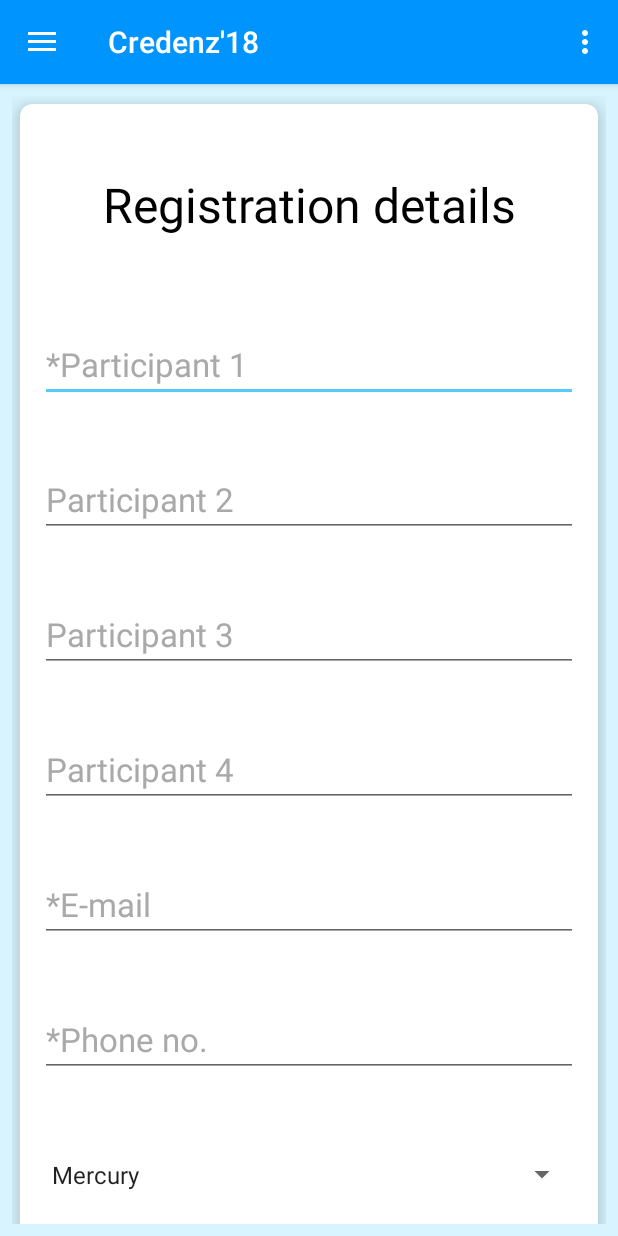
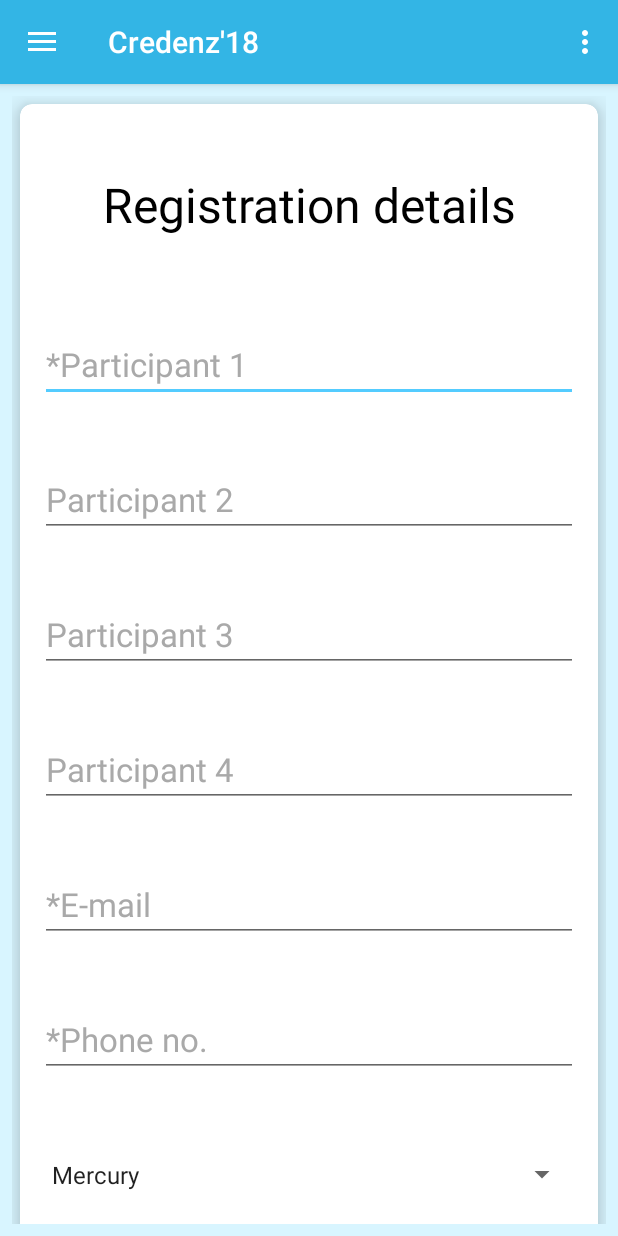
Before and after one commit to aniket2098/CREDENZ-18, an Android app: the screen it shows after launch (MainActivity), on a phone screen of 412 x 824 dp. Run offline under Robolectric (Android 15) with nearby library versions, the phone set to English and light mode, and no system bars.

Commit message:
ui changes

```diff
--- a/app/build.gradle
+++ b/app/build.gradle
@@ -25,6 +25,7 @@ dependencies {
     implementation 'androidx.constraintlayout:constraintlayout:1.1.0'
     implementation "com.google.zxing:core:3.3.0"
     implementation 'com.google.zxing:javase:3.3.0'
+    implementation 'androidx.legacy:legacy-support-v4:1.0.0-alpha1'
     testImplementation 'junit:junit:4.12'
     androidTestImplementation 'androidx.test:runner:1.1.0-alpha3'
     androidTestImplementation 'androidx.test.espresso:espresso-core:3.1.0-alpha3'
--- a/app/src/main/AndroidManifest.xml
+++ b/app/src/main/AndroidManifest.xml
@@ -34,6 +34,7 @@
             android:noHistory="true"
             android:theme="@style/AppTheme" />
         <activity android:name=".Details"></activity>
+
     </application>
 
 </manifest>
--- a/app/src/main/java/com/example/admin/credenz18/MainActivity.java
+++ b/app/src/main/java/com/example/admin/credenz18/MainActivity.java
@@ -17,6 +17,7 @@ import androidx.appcompat.widget.Toolbar;
 
 import android.view.Menu;
 import android.view.MenuItem;
+import android.widget.AdapterView;
 import android.widget.ArrayAdapter;
 import android.widget.Button;
 import android.widget.EditText;
@@ -50,6 +51,8 @@ public class MainActivity extends AppCompatActivity
         adapter.setDropDownViewResource(android.R.layout.simple_spinner_dropdown_item);
 // Apply the adapter to the spinner
         spinner.setAdapter(adapter);
+
+
 
         final EditText name=findViewById(R.id.name);
         final EditText name2=findViewById(R.id.name2);
--- a/app/src/main/res/layout/content_main.xml
+++ b/app/src/main/res/layout/content_main.xml
@@ -203,6 +203,22 @@
                         app:layout_constraintStart_toStartOf="parent"
                         app:layout_constraintTop_toBottomOf="@+id/ph_no" />
 
+                    <EditText
+                        android:id="@+id/other"
+                        android:layout_width="match_parent"
+                        android:layout_height="wrap_content"
+                        android:layout_marginStart="8dp"
+                        android:layout_marginTop="40dp"
+                        android:layout_marginEnd="8dp"
+                        android:ems="10"
+                        android:hint="Other"
+                        android:inputType="textPersonName"
+                        android:maxLines="1"
+                        android:textColor="@color/colorPrimaryDark"
+                        android:textColorHint="#A9A9A9 "
+                        android:textSize="22sp"
+                        android:visibility="gone" />
+
                     <Button
                         android:id="@+id/button"
                         android:layout_width="wrap_content"
--- a/app/src/main/res/layout/content_register.xml
+++ b/app/src/main/res/layout/content_register.xml
@@ -75,7 +75,8 @@
             android:layout_weight="1"
             android:background="@color/colorPrimaryDark"
             android:text="Register"
-            android:textSize="18sp" />
+            android:textSize="18sp"
+            android:elevation="3dp"/>
     </LinearLayout>
 
 </androidx.constraintlayout.widget.ConstraintLayout>
--- a/app/src/main/res/values/colors.xml
+++ b/app/src/main/res/values/colors.xml
@@ -1,7 +1,7 @@
 <?xml version="1.0" encoding="utf-8"?>
 <resources>
-    <color name="colorPrimary">#0094ff</color>
-    <color name="colorPrimaryDark">#0071c1</color>
+    <color name="colorPrimary">#33b5e5</color>
+    <color name="colorPrimaryDark">#0099cc</color>
     <color name="colorAccent">#54ccff</color>
     <color name="black">#000000</color>
     <color name="white">#ffffff</color>
--- a/app/src/main/res/values/spinner_item.xml
+++ b/app/src/main/res/values/spinner_item.xml
@@ -8,6 +8,6 @@
         <item>Jupiter</item>
         <item>Saturn</item>
         <item>Uranus</item>
-        <item>Neptune</item>
+        <item>Other</item>
     </string-array>
 </resources>
--- a/app/src/main/res/values/strings.xml
+++ b/app/src/main/res/values/strings.xml
@@ -9,4 +9,7 @@
     <string name="title_activity_register">Register</string>
     <string name="title_activity_prev">Prev</string>
     <string name="title_activity_qrcode">QRCode</string>
+
+    <!-- TODO: Remove or change this placeholder text -->
+    <string name="hello_blank_fragment">Hello blank fragment</string>
 </resources>
```
Also changed, not shown: app/src/main/java/com/example/admin/credenz18/Bug.java (added, +110 -0 lines), app/src/main/res/layout/fragment_bug.xml (added, +128 -0 lines).
